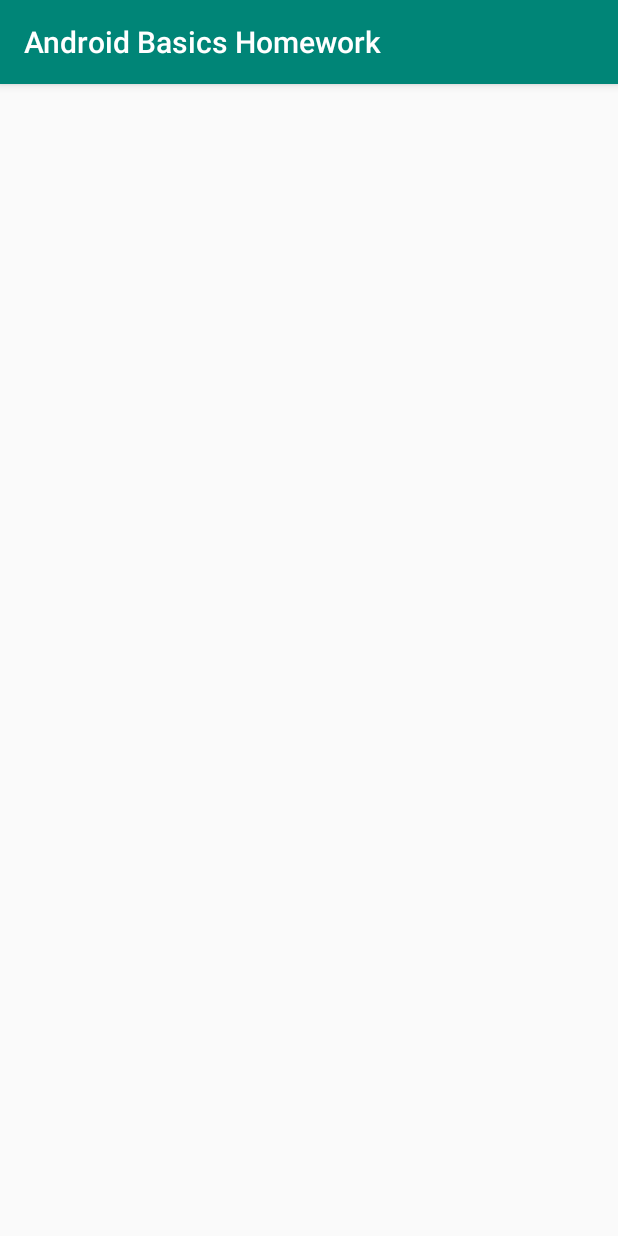
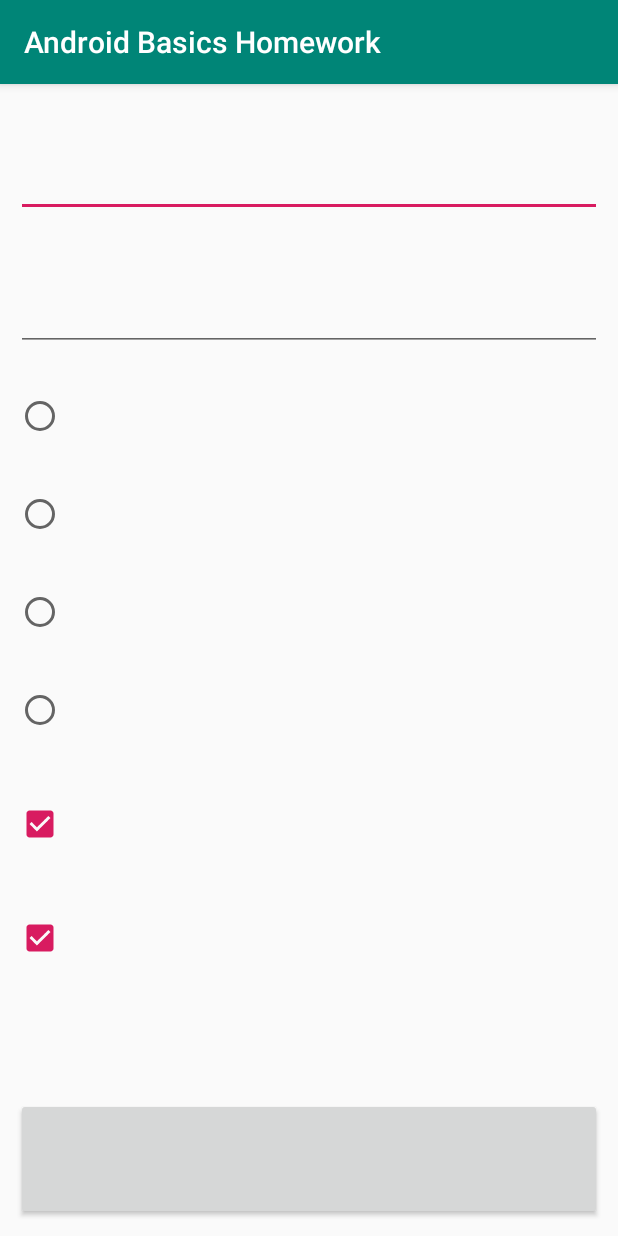
Before and after one commit to BerezinD/Android_Basics_Homework, an Android app: the screen it shows after launch (MainActivity), on a phone screen of 412 x 824 dp. Run offline under Robolectric (Android 15) with nearby library versions, the phone set to English and light mode, and no system bars.

Commit message:
Add initial layout

```diff
--- a/app/src/main/res/layout/activity_main.xml
+++ b/app/src/main/res/layout/activity_main.xml
@@ -2,8 +2,81 @@
 <LinearLayout
         xmlns:android="http://schemas.android.com/apk/res/android"
         xmlns:tools="http://schemas.android.com/tools"
-        android:layout_width="fill_parent"
-        android:layout_height="fill_parent"
+        android:layout_width="match_parent"
+        android:layout_height="match_parent"
+        android:padding="@dimen/margin_of_element"
         android:orientation="vertical">
 
+    <EditText
+            android:id="@+id/field1"
+            android:layout_width="match_parent"
+            android:layout_height="wrap_content"
+            android:layout_weight="1"
+            android:layout_margin="@dimen/margin_of_element"/>
+
+    <EditText
+            android:id="@+id/field2"
+            android:layout_width="match_parent"
+            android:layout_height="wrap_content"
+            android:layout_weight="1"
+            android:layout_margin="@dimen/margin_of_element"/>
+
+    <RadioGroup
+            android:id="@+id/radioOperationGroup"
+            android:layout_width="match_parent"
+            android:layout_height="wrap_content"
+            android:layout_weight="4"
+            android:layout_margin="@dimen/margin_of_element">
+        <RadioButton
+                android:id="@+id/operation1"
+                android:layout_width="match_parent"
+                android:layout_height="wrap_content"
+                android:layout_weight="1"/>
+        <RadioButton
+                android:id="@+id/operation2"
+                android:layout_width="match_parent"
+                android:layout_height="wrap_content"
+                android:layout_weight="1"/>
+        <RadioButton
+                android:id="@+id/operation3"
+                android:layout_width="match_parent"
+                android:layout_height="wrap_content"
+                android:layout_weight="1"/>
+        <RadioButton
+                android:id="@+id/operation4"
+                android:layout_width="match_parent"
+                android:layout_height="wrap_content"
+                android:layout_weight="1"/>
+    </RadioGroup>
+
+    <CheckBox
+            android:id="@+id/floatValues"
+            android:layout_width="match_parent"
+            android:layout_height="wrap_content"
+            android:layout_weight="1"
+            android:checked="true"
+            android:layout_margin="@dimen/margin_of_element"/>
+
+    <CheckBox
+            android:id="@+id/signedValues"
+            android:layout_width="match_parent"
+            android:layout_height="wrap_content"
+            android:layout_weight="1"
+            android:checked="true"
+            android:layout_margin="@dimen/margin_of_element"/>
+
+    <TextView
+            android:id="@+id/resultField"
+            android:layout_width="match_parent"
+            android:layout_height="wrap_content"
+            android:layout_weight="1"
+            android:layout_margin="@dimen/margin_of_element"/>
+
+    <Button
+            android:id="@+id/calculateButton"
+            android:layout_width="match_parent"
+            android:layout_height="wrap_content"
+            android:layout_weight="1"
+            android:layout_margin="@dimen/margin_of_element"/>
+
 </LinearLayout>
--- /dev/null
+++ b/app/src/main/res/values/dimens.xml
@@ -0,0 +1,4 @@
+<?xml version="1.0" encoding="utf-8"?>
+<resources>
+    <dimen name="margin_of_element">5dp</dimen>
+</resources>
```
